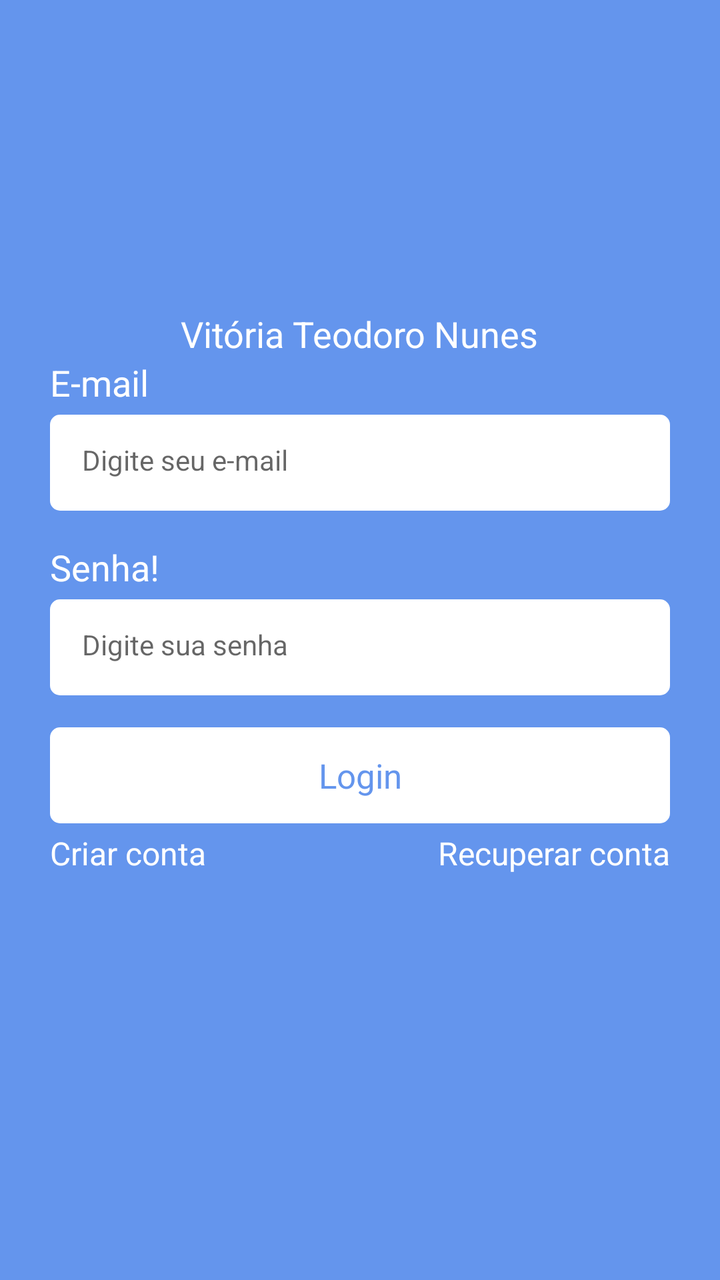
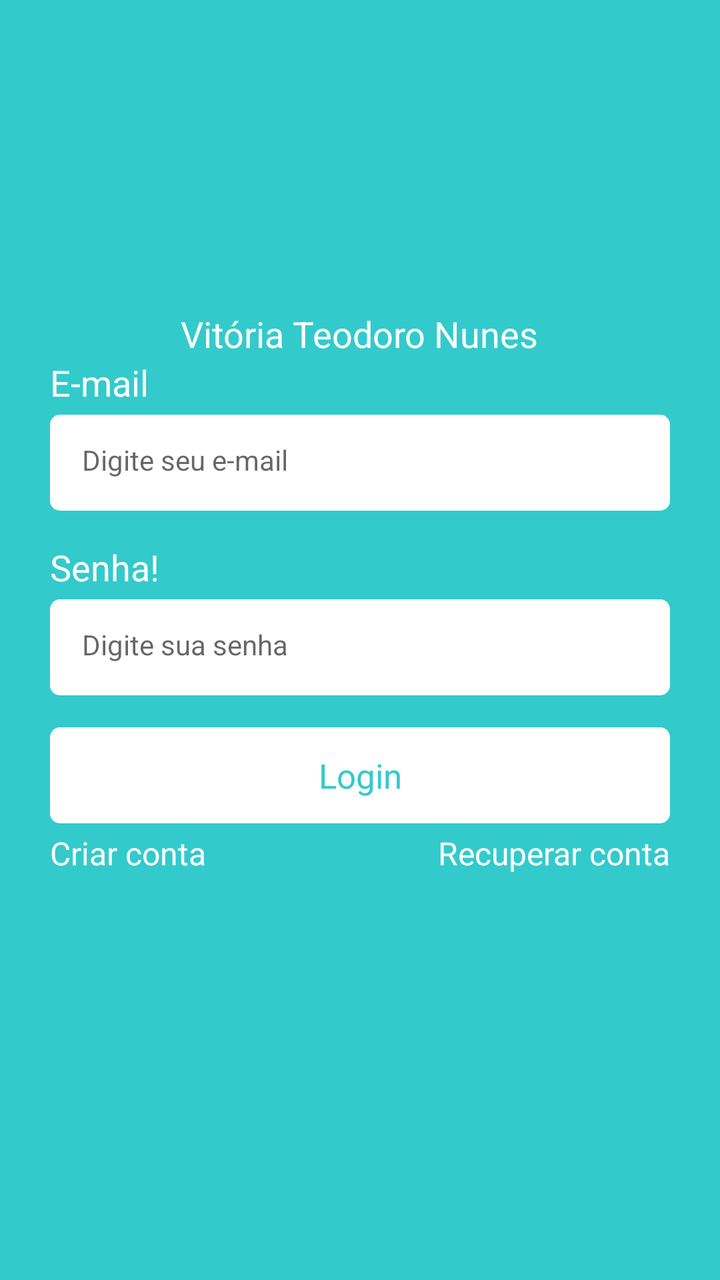

Screens rendered from an Android XML layout before and after an edit, with the pre-edit source and the edit as a unified diff.
<!-- AndroidManifest.xml: application theme Themes.Task -->
<!-- res/layout/fragment_login.xml -->
<?xml version="1.0" encoding="utf-8"?>
<androidx.constraintlayout.widget.ConstraintLayout xmlns:android="http://schemas.android.com/apk/res/android"
    xmlns:tools="http://schemas.android.com/tools"
    android:layout_width="match_parent"
    android:layout_height="match_parent"
    xmlns:app="http://schemas.android.com/apk/res-auto"
    tools:context=".ui.auth.LoginFragment"
    android:background="@color/color_default">

    
    <LinearLayout
        android:id="@+id/LinearLayout"
        android:layout_width="0dp"
        android:layout_height="wrap_content"
        app:layout_constraintBottom_toBottomOf="parent"
        app:layout_constraintEnd_toEndOf="parent"
        app:layout_constraintStart_toStartOf="parent"
        app:layout_constraintTop_toTopOf="parent"
        android:orientation="vertical"
        android:layout_marginHorizontal="25dp">
        <TextView
            android:layout_width="wrap_content"
            android:layout_height="wrap_content"
            android:text="Vitória Teodoro Nunes"
            android:textSize="18dp"
            android:layout_gravity="center"
            android:textColor="@color/white"/>
        <TextView
            android:layout_width="wrap_content"
            android:layout_height="wrap_content"
            android:textSize="18dp"
            android:text="@string/email_text"
            android:textColor="@color/white"/>
        <EditText
            android:layout_width="match_parent"
            android:layout_height="48dp"
            android:id="@+id/editTextEmail"
            android:hint="@string/hint_edit_email"
            android:inputType="textEmailAddress"
            style="@style/EditTextTheme"
            android:layout_marginTop="4dp"
            />
        <TextView
            android:layout_width="wrap_content"
            android:layout_height="wrap_content"
            android:textSize="18dp"
            android:text="@string/password_text"
            android:textColor="@color/white"
            android:layout_marginTop="16dp"/>

        <EditText
            android:layout_width="match_parent"
            android:layout_height="48dp"
            android:inputType="textPassword"
            android:id="@+id/editTextPassword"
            android:hint="@string/hint_edit_password"
            style="@style/EditTextTheme"
            android:layout_marginTop="4dp"
            />

        <com.google.android.material.button.MaterialButton
            android:layout_width="match_parent"
            android:layout_height="wrap_content"
            android:textSize="17dp"
            android:id="@+id/buttonLogin"
            android:text="@string/text_title_login_fragment"
            style="@style/ButtonTheme"
            android:layout_marginTop="16dp"/>
        <LinearLayout
            android:layout_width="match_parent"
            android:layout_height="wrap_content"
            android:orientation="horizontal"
            android:layout_marginTop="4dp">

            <TextView
                android:layout_width="wrap_content"
                android:layout_height="wrap_content"
                android:textSize="16dp"
                android:id="@+id/btnRegister"
                android:text="@string/text_button_register_login_fragment"
                android:layout_weight="1"
                android:textAlignment="textStart"
                android:textColor="@color/white"/>

            <TextView
                android:layout_width="wrap_content"
                android:layout_height="wrap_content"
                android:textSize="16dp"
                android:id="@+id/btnRecover"
                android:text="@string/text_button_recover_login_fragment"
                android:layout_weight="1"
                android:textAlignment="textEnd"
                android:textColor="@color/white"/>
        </LinearLayout>

        <ProgressBar
            android:layout_width="wrap_content"
            android:layout_height="wrap_content"
            android:indeterminateTint="@color/white"
            android:layout_gravity="center"
            tools:visibility="visible"
            android:visibility="invisible"/>


    </LinearLayout>
</androidx.constraintlayout.widget.ConstraintLayout>
<!-- resources referenced by this layout -->
<resources>
  <color name="color_default">#6495ED</color>
  <color name="white">#FFFFFFFF</color>
  <string name="email_text">E-mail</string>
  <string name="hint_edit_email">Digite seu e-mail</string>
  <string name="hint_edit_password">Digite sua senha</string>
  <string name="password_text">Senha!</string>
  <string name="text_button_recover_login_fragment">Recuperar conta</string>
  <string name="text_button_register_login_fragment">Criar conta</string>
  <string name="text_title_login_fragment">Login</string>
  <style name="ButtonTheme" parent="Theme.MaterialComponents.DayNight.NoActionBar">
          <item name="android:background">@drawable/bg_btn</item>
          <item name="textAllCaps">false</item>
          <item name="android:textColor">@color/color_default</item>
          <item name="backgroundTint">@null</item>
      </style>
  <style name="EditTextTheme" parent="Theme.MaterialComponents.DayNight.NoActionBar">
          <item name="android:background">@drawable/bg_edit_text</item>
          <item name="android:padding">16dp</item>
          <item name="android:textSize">14sp</item>
      </style>
  <style name="Themes.Task" parent="Base.Theme.Task" />
  <!-- drawable bg_btn (drawable) -->
  <?xml version="1.0" encoding="utf-8"?>
  <shape xmlns:android="http://schemas.android.com/apk/res/android"
      android:shape="rectangle">
      <solid android:color="@color/white"/>
      <corners android:radius ="5dp"/>
  </shape>
  <!-- drawable bg_edit_text (drawable) -->
  <?xml version="1.0" encoding="utf-8"?>
  <shape xmlns:android="http://schemas.android.com/apk/res/android"
      android:shape="rectangle">
      <solid android:color="@color/white"/>
      <corners android:radius ="5dp"/>
  </shape>
  <style name="Base.Theme.Task" parent="Theme.Material3.DayNight.NoActionBar">
          <item name="colorPrimary">@color/color_default</item>
          <item name="android:windowBackground">@color/color_default</item>
      </style>
</resources>

<!-- the commit's change to res/layout/fragment_login.xml (unified diff, before → after) -->
@@ -21,7 +21,7 @@
         <TextView
             android:layout_width="wrap_content"
             android:layout_height="wrap_content"
-            android:text="Vitória Teodoro Nunes"
+            android:text="@string/text_name"
             android:textSize="18dp"
             android:layout_gravity="center"
             android:textColor="@color/white"/>
<!-- resource entries referenced after the edit -->
@@ -1,6 +1,6 @@
 <!-- resources referenced by this layout -->
 <resources>
-  <color name="color_default">#6495ED</color>
+  <color name="color_default">#33CACC</color>
   <color name="white">#FFFFFFFF</color>
   <string name="email_text">E-mail</string>
   <string name="hint_edit_email">Digite seu e-mail</string>
@@ -8,6 +8,7 @@
   <string name="password_text">Senha!</string>
   <string name="text_button_recover_login_fragment">Recuperar conta</string>
   <string name="text_button_register_login_fragment">Criar conta</string>
+  <string name="text_name">Vitória Teodoro Nunes</string>
   <string name="text_title_login_fragment">Login</string>
   <style name="ButtonTheme" parent="Theme.MaterialComponents.DayNight.NoActionBar">
           <item name="android:background">@drawable/bg_btn</item>
